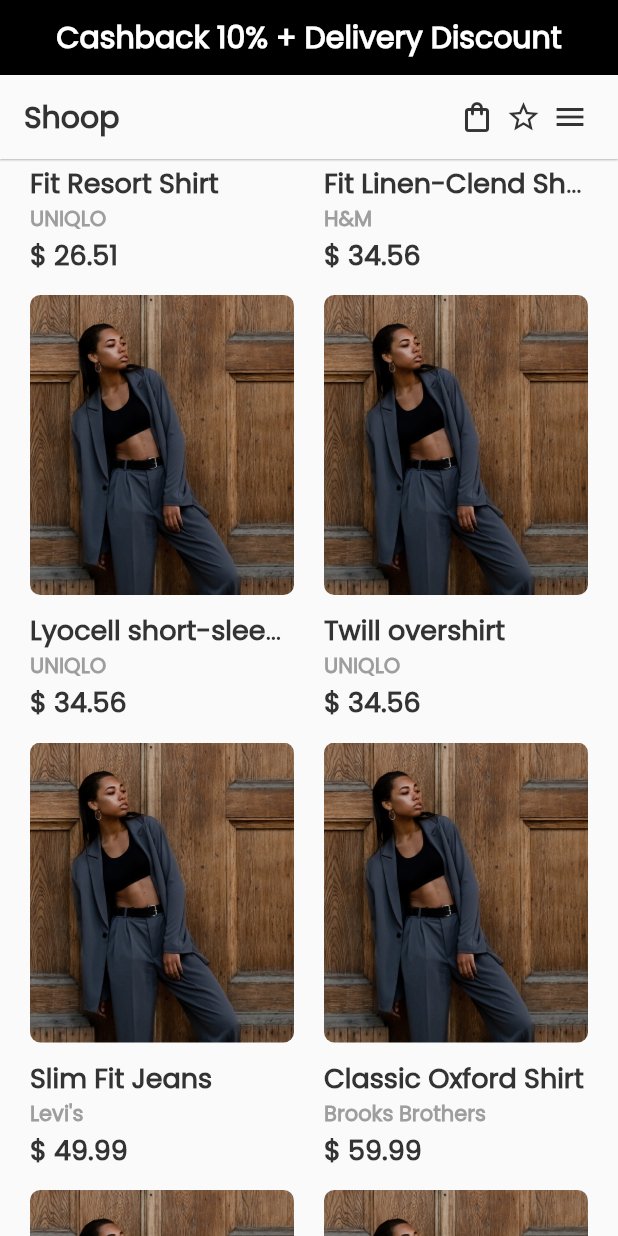
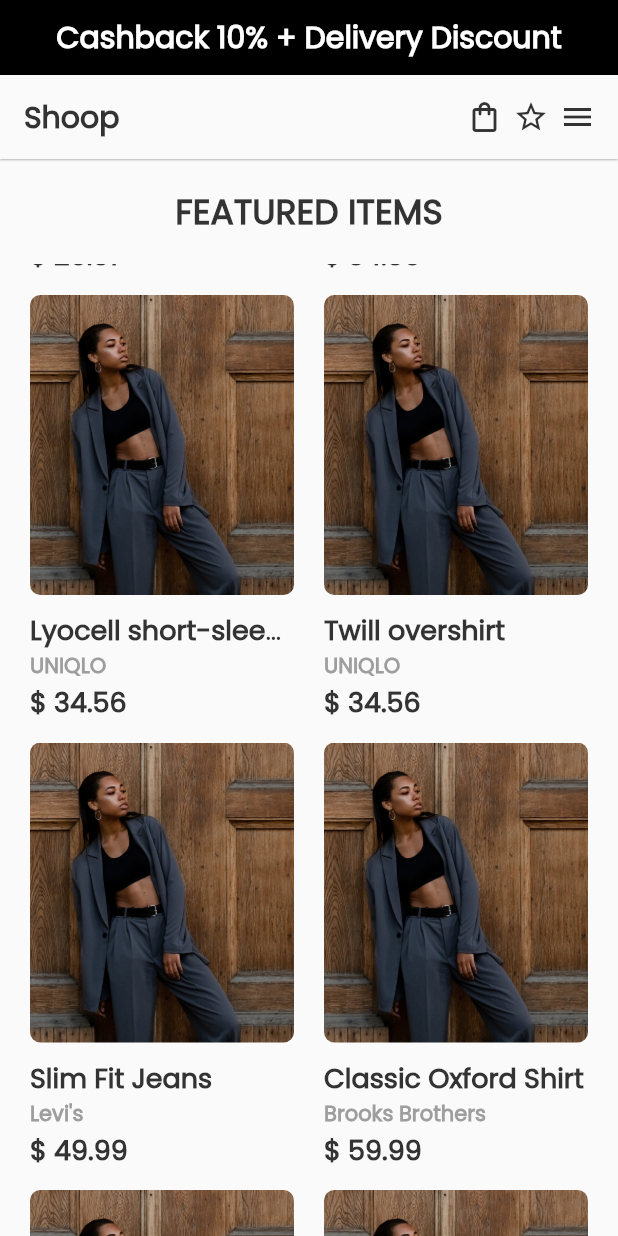
Before and after one commit to bnasare/boutique, a Flutter app: the HomeScreen screen opened by its route, scrolled down 576 dp, on a phone screen of 412 x 824 dp. Run offline on Flutter 3.47's test engine with Material 2 defaults, Android fonts, the phone set to English and light mode, and no system bars.

```diff
--- /dev/null
+++ b/lib/consts/product_consts.dart
@@ -0,0 +1,92 @@
+import 'package:flutter/material.dart';
+
+List<Map<String, dynamic>> prodInfo = [
+  {
+    'imgPath': 'assets/images/onboarding_5.jpeg',
+    'prodName': 'Classic Leather Jacket',
+    'brand': 'ZARA',
+    'price': 79.99,
+  },
+  {
+    'imgPath': 'assets/images/onboarding_5.jpeg',
+    'prodName': 'Denim Skinny Jeans',
+    'brand': 'H&M',
+    'price': 39.95,
+  },
+  {
+    'imgPath': 'assets/images/onboarding_5.jpeg',
+    'prodName': 'Fit Resort Shirt',
+    'brand': 'UNIQLO',
+    'price': 26.51,
+  },
+  {
+    'imgPath': 'assets/images/onboarding_5.jpeg',
+    'prodName': 'Fit Linen-Clend Shirt',
+    'brand': 'H&M',
+    'price': 34.56,
+  },
+  {
+    'imgPath': 'assets/images/onboarding_5.jpeg',
+    'prodName': 'Lyocell short-sleeves',
+    'brand': 'UNIQLO',
+    'price': 34.56,
+  },
+  {
+    'imgPath': 'assets/images/onboarding_5.jpeg',
+    'prodName': 'Twill overshirt',
+    'brand': 'UNIQLO',
+    'price': 34.56,
+  },
+  {
+    'imgPath': 'assets/images/onboarding_5.jpeg',
+    'prodName': 'Slim Fit Jeans',
+    'brand': 'Levi\'s',
+    'price': 49.99,
+  },
+  {
+    'imgPath': 'assets/images/onboarding_5.jpeg',
+    'prodName': 'Classic Oxford Shirt',
+    'brand': 'Brooks Brothers',
+    'price': 59.99,
+  },
+  {
+    'imgPath': 'assets/images/onboarding_5.jpeg',
+    'prodName': 'Summer Linen Dress',
+    'brand': 'ZARA',
+    'price': 39.99,
+  },
+  {
+    'imgPath': 'assets/images/onboarding_5.jpeg',
+    'prodName': 'Cotton V-Neck Sweater',
+    'brand': 'Gap',
+    'price': 29.99,
+  },
+];
+
+List<Color> customColors = [
+  Colors.red,
+  Colors.blue,
+  Colors.green,
+  Colors.yellow,
+  Colors.purple,
+  Colors.orange,
+  Colors.teal,
+  Colors.pink,
+  Colors.cyan,
+];
+
+final List<String> catergoryText = [
+  'Outer',
+  'Shirt',
+  'Shoes',
+  'T-Shirt',
+  'Pants',
+];
+
+final List<String> brandText = [
+  'Nike',
+  'Uniqlo',
+  'Adidas',
+  'H&M',
+  'Polo',
+];
--- a/lib/screens/home.dart
+++ b/lib/screens/home.dart
@@ -1,77 +1,38 @@
+import 'package:boutique/widgets/filter_widget.dart';
 import 'package:boutique/widgets/products_widget.dart';
 import 'package:flutter/material.dart';
 
-class HomeScreen extends StatelessWidget {
+import '../consts/product_consts.dart';
+
+class HomeScreen extends StatefulWidget {
   static const routeName = '/home';
   const HomeScreen({super.key});
 
   @override
+  State<HomeScreen> createState() => _HomeScreenState();
+}
+
+class _HomeScreenState extends State<HomeScreen> {
+  bool isMenuVisible = false;
+
+  void toggleMenuVisibility() {
+    setState(() {
+      isMenuVisible = !isMenuVisible;
+    });
+  }
+
+  void dismissMenu() {
+    if (isMenuVisible) {
+      toggleMenuVisibility();
+    }
+  }
+
+  @override
   Widget build(BuildContext context) {
-    List<Map<String, dynamic>> prodInfo = [
-      {
-        'imgPath': 'assets/images/onboarding_5.jpeg',
-        'prodName': 'Classic Leather Jacket',
-        'brand': 'ZARA',
-        'price': 79.99,
-      },
-      {
-        'imgPath': 'assets/images/onboarding_5.jpeg',
-        'prodName': 'Denim Skinny Jeans',
-        'brand': 'H&M',
-        'price': 39.95,
-      },
-      {
-        'imgPath': 'assets/images/onboarding_5.jpeg',
-        'prodName': 'Fit Resort Shirt',
-        'brand': 'UNIQLO',
-        'price': 26.51,
-      },
-      {
-        'imgPath': 'assets/images/onboarding_5.jpeg',
-        'prodName': 'Fit Linen-Clend Shirt',
-        'brand': 'H&M',
-        'price': 34.56,
-      },
-      {
-        'imgPath': 'assets/images/onboarding_5.jpeg',
-        'prodName': 'Lyocell short-sleeves',
-        'brand': 'UNIQLO',
-        'price': 34.56,
-      },
-      {
-        'imgPath': 'assets/images/onboarding_5.jpeg',
-        'prodName': 'Twill overshirt',
-        'brand': 'UNIQLO',
-        'price': 34.56,
-      },
-      {
-        'imgPath': 'assets/images/onboarding_5.jpeg',
-        'prodName': 'Slim Fit Jeans',
-        'brand': 'Levi\'s',
-        'price': 49.99,
-      },
-      {
-        'imgPath': 'assets/images/onboarding_5.jpeg',
-        'prodName': 'Classic Oxford Shirt',
-        'brand': 'Brooks Brothers',
-        'price': 59.99,
-      },
-      {
-        'imgPath': 'assets/images/onboarding_5.jpeg',
-        'prodName': 'Summer Linen Dress',
-        'brand': 'ZARA',
-        'price': 39.99,
-      },
-      {
-        'imgPath': 'assets/images/onboarding_5.jpeg',
-        'prodName': 'Cotton V-Neck Sweater',
-        'brand': 'Gap',
-        'price': 29.99,
-      },
-    ];
-
     return Scaffold(
-      body: SafeArea(
+      body: Stack(
+        children: [
+          SafeArea(
             child: Column(
               children: [
                 Container(
@@ -94,7 +55,8 @@ class HomeScreen extends StatelessWidget {
                     'Shoop',
                     style: Theme.of(context).textTheme.bodyMedium?.copyWith(
                           color: Theme.of(context).colorScheme.secondary,
-                    letterSpacing: 0.001),
+                          letterSpacing: 0.001,
+                        ),
                   ),
                   automaticallyImplyLeading: false,
                   actions: [
@@ -104,16 +66,22 @@ class HomeScreen extends StatelessWidget {
                     Icon(Icons.star_border,
                         color: Theme.of(context).colorScheme.secondary),
                     const SizedBox(width: 7),
-                Icon(Icons.menu,
-                    color: Theme.of(context).colorScheme.secondary),
-                const SizedBox(width: 20),
+                    GestureDetector(
+                      onTap: toggleMenuVisibility,
+                      child: Icon(
+                        Icons.menu,
+                        color: Theme.of(context).colorScheme.secondary,
+                      ),
+                    ),
+                    const SizedBox(
+                      width: 15,
+                    )
                   ],
                 ),
                 Expanded(
-              child: ListView(
+                  child: Column(
                     children: [
-                  Center(
-                    child: Padding(
+                      Padding(
                         padding: const EdgeInsets.symmetric(vertical: 18.0),
                         child: Text(
                           'FEATURED ITEMS',
@@ -123,12 +91,17 @@ class HomeScreen extends StatelessWidget {
                               ?.copyWith(fontSize: 23),
                         ),
                       ),
-                  ),
+                      Expanded(
+                        child: Stack(
+                          children: [
                             Padding(
-                    padding: const EdgeInsets.symmetric(horizontal: 20),
+                              padding:
+                                  const EdgeInsets.symmetric(horizontal: 20.0),
                               child: GridView.count(
                                 shrinkWrap: true,
-                      physics: const NeverScrollableScrollPhysics(),
+                                physics: isMenuVisible
+                                    ? const NeverScrollableScrollPhysics()
+                                    : null,
                                 crossAxisCount: 2,
                                 childAspectRatio: 0.6,
                                 crossAxisSpacing: 20,
@@ -136,22 +109,39 @@ class HomeScreen extends StatelessWidget {
                                 children: List.generate(
                                   prodInfo.length,
                                   (index) {
-                          return ProductWidget(
+                                    return GestureDetector(
+                                      onTap: dismissMenu,
+                                      child: ProductWidget(
                                         imgPath: prodInfo[index]['imgPath'],
                                         prodName: prodInfo[index]['prodName'],
                                         brand: prodInfo[index]['brand'],
                                         price: prodInfo[index]['price'],
+                                      ),
                                     );
                                   },
                                 ),
                               ),
-                  )
+                            ),
+                            if (isMenuVisible)
+                              Positioned.fill(
+                                child: Container(
+                                  color: Colors.transparent,
+                                ),
+                              ),
                           ],
                         ),
                       ),
                     ],
                   ),
                 ),
+              ],
+            ),
+          ),
+          if (isMenuVisible)
+            const Positioned(
+                left: 0, right: 0, bottom: 0, child: FilterWidget())
+        ],
+      ),
     );
   }
 }
```
Also changed, not shown: lib/widgets/filter_widget.dart (added, +231 -0 lines). Lines whose indentation alone changed are shown as unchanged.
